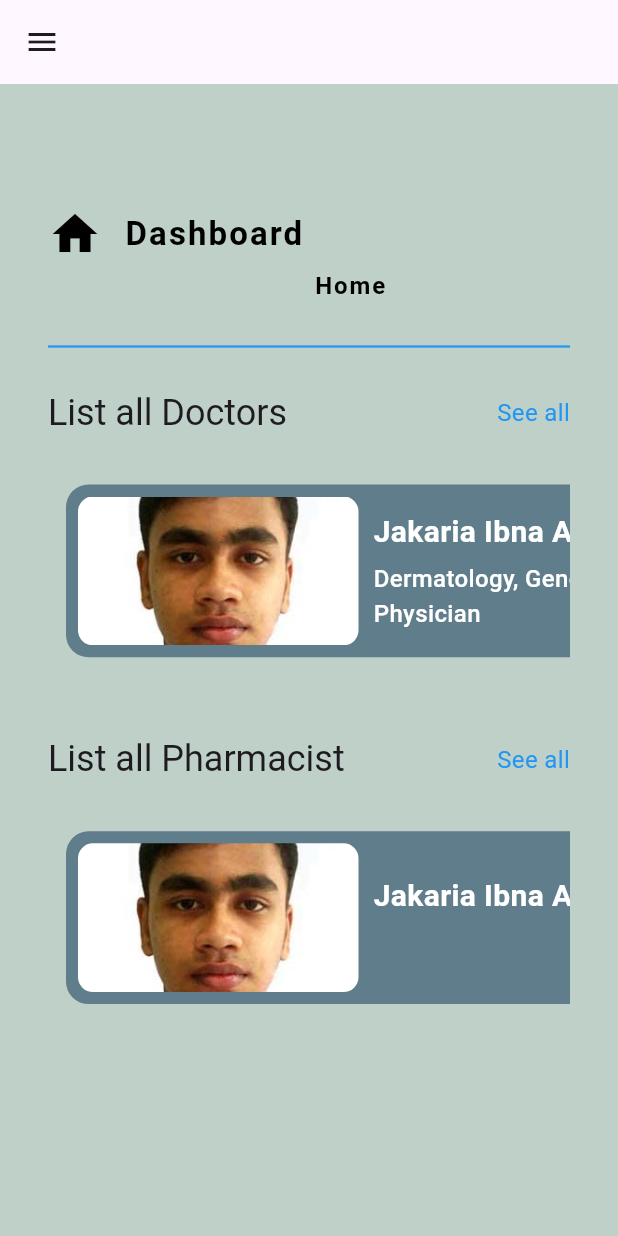
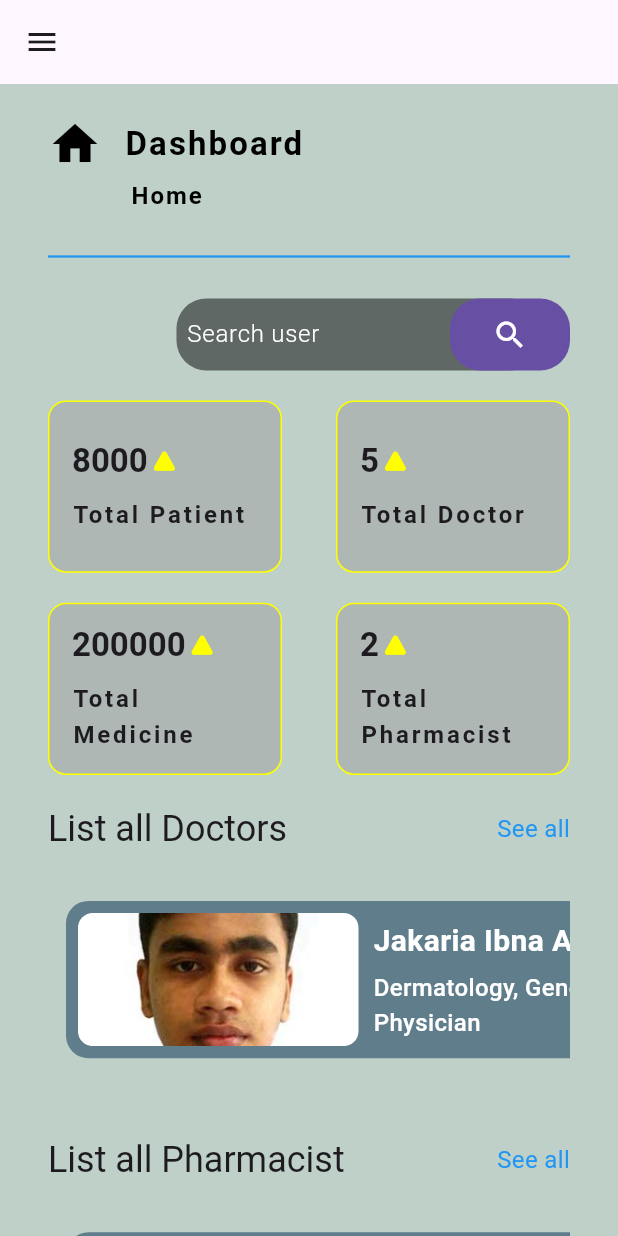
Before and after one commit to JakariaKhan-CSE/JUST-Medical-Center-Automation, a Flutter app: the AdminPage screen opened directly, on a phone screen of 412 x 824 dp. Run offline on Flutter 3.47's test engine with Material 3 defaults, Android fonts, the phone set to English and light mode, and no system bars; our stand-ins replace firebase_auth, firebase_core, get; accounts and stored records are empty.

Commit message:
admin screen updated added search feature and overview of total user.

```diff
--- a/lib/main.dart
+++ b/lib/main.dart
@@ -25,7 +25,7 @@ void main(){
   child: GetMaterialApp(
     debugShowCheckedModeBanner: false,
     theme: ThemeData.light(),
-    home: LabTechnicianScreen()
+    home: AdminPage()
   ),
   ),
 
--- a/lib/screen/Admin/dashBoard_page.dart
+++ b/lib/screen/Admin/dashBoard_page.dart
@@ -1,12 +1,18 @@
 import 'package:flutter/material.dart';
+import 'package:get/get.dart';
 import 'package:just_medical_center_automation/controller/adminController/adminController.dart';
 import 'package:just_medical_center_automation/data/doctorData.dart';
 import 'package:just_medical_center_automation/screen/admin/widget/admin/component/allDoctorList.dart';
 import 'package:just_medical_center_automation/screen/admin/widget/admin/component/doctorListText.dart';
+import 'package:just_medical_center_automation/screen/admin/widget/totalQuantityShow.dart';
+import 'package:just_medical_center_automation/screen/common/searchBarRoleWised.dart';
 import 'package:provider/provider.dart';
 
+
 class DashboardPage extends StatelessWidget {
-  const DashboardPage({super.key});
+  final width = Get.width;
+  final height = Get.height;
+  DashboardPage({super.key});
 
   @override
   Widget build(BuildContext context) {
@@ -16,44 +22,10 @@ class DashboardPage extends StatelessWidget {
       body: SingleChildScrollView(
         child: Container(
           padding: const EdgeInsets.all(12.0),
-          margin: EdgeInsets.only(left: 20, right: 20, top: 50, bottom: 20),
+          margin: EdgeInsets.only(left: 20, right: 20, top: 10, bottom: 20),
           child: Column(
             children: [
-              SizedBox(
-                height: 20,
-              ),
-              Row(
-                children: [
-                  Icon(
-                    Icons.home,
-                    size: 36,
-                    color: Colors.black,
-                  ),
-                  SizedBox(
-                    width: 15,
-                  ),
-                  Text(
-                    'Dashboard',
-                    style: Theme.of(context).textTheme.titleLarge!.copyWith(
-                        fontWeight: FontWeight.w700,
-                        color: Colors.black,
-                        letterSpacing: 1.4),
-                  )
-                ],
-              ),
-              SizedBox(
-                height: 5,
-              ),
-              Padding(
-                padding: const EdgeInsets.only(left: 55),
-                child: Text(
-                  'Home',
-                  style: Theme.of(context).textTheme.titleMedium!.copyWith(
-                      fontWeight: FontWeight.w600,
-                      color: Colors.black,
-                      letterSpacing: 1.3),
-                ),
-              ),
+              headerAdminDashboard(),
               SizedBox(
                 height: 20,
               ),
@@ -61,6 +33,19 @@ class DashboardPage extends StatelessWidget {
                 color: Colors.blue,
                 thickness: 1.5,
               ),
+              Align(
+                alignment: Alignment.topRight,
+                child: SearchBarRoleWise(hintText: "Search user",onTap: (){
+                  // admin search all user
+                },),
+              ),
+              SizedBox(
+                height: 20,
+              ),
+              TotalNumberAllElement(height: height, width: width,
+              doctor: 5,pharmacist: 2,medicine: 200000,patient: 8000,
+              ),
+
               SizedBox(
                 height: 20,
               ),
@@ -96,3 +81,50 @@ class DashboardPage extends StatelessWidget {
     );
   }
 }
+
+class headerAdminDashboard extends StatelessWidget {
+  const headerAdminDashboard({
+    super.key,
+  });
+
+  @override
+  Widget build(BuildContext context) {
+    return Column(
+      crossAxisAlignment: CrossAxisAlignment.start,
+      children: [
+        Row(
+          children: [
+            Icon(
+              Icons.home,
+              size: 36,
+              color: Colors.black,
+            ),
+            SizedBox(
+              width: 15,
+            ),
+            Text(
+              'Dashboard',
+              style: Theme.of(context).textTheme.titleLarge!.copyWith(
+                  fontWeight: FontWeight.w700,
+                  color: Colors.black,
+                  letterSpacing: 1.4),
+            )
+          ],
+        ),
+        SizedBox(
+          height: 5,
+        ),
+        Padding(
+          padding: const EdgeInsets.only(left: 55),
+          child: Text(
+            'Home',
+            style: Theme.of(context).textTheme.titleMedium!.copyWith(
+                fontWeight: FontWeight.w600,
+                color: Colors.black,
+                letterSpacing: 1.3),
+          ),
+        ),
+      ],
+    );
+  }
+}
--- /dev/null
+++ b/lib/screen/Admin/monthly_record.dart
@@ -0,0 +1,13 @@
+import 'package:flutter/material.dart';
+
+class MonthlyRecord extends StatelessWidget {
+  const MonthlyRecord({super.key});
+
+  @override
+  Widget build(BuildContext context) {
+    return Scaffold(
+      backgroundColor: Colors.blue,
+body: Center(child: Text('Monthly Record'),),
+    );
+  }
+}
--- a/lib/screen/Admin/sidebar.dart
+++ b/lib/screen/Admin/sidebar.dart
@@ -43,8 +43,13 @@ class SideBar extends StatelessWidget {
               Scaffold.of(context).closeDrawer();
             },),
             const SizedBox(height: 15,),
+            featureItem(featureName: "See Monthly Record",onTap: (){
+              _pageController.SetIndex(6);
+              Scaffold.of(context).closeDrawer();
+            },),
+            const SizedBox(height: 15,),
             featureItem(featureName: "Log Out",onTap: (){
-              _pageController.SetIndex(4);
+              _pageController.SetIndex(9);
               Scaffold.of(context).closeDrawer();
             },),
 
--- a/lib/screen/Admin/widget/admin/adminRightSideFeaturePage.dart
+++ b/lib/screen/Admin/widget/admin/adminRightSideFeaturePage.dart
@@ -3,6 +3,7 @@ import 'package:just_medical_center_automation/controller/adminController/adminC
 import 'package:just_medical_center_automation/screen/Admin/add_doctor_page.dart';
 import 'package:just_medical_center_automation/screen/Admin/add_pharmacist_page.dart';
 import 'package:just_medical_center_automation/screen/Admin/dashBoard_page.dart';
+import 'package:just_medical_center_automation/screen/admin/monthly_record.dart';
 import 'package:provider/provider.dart';
 
 import '../../../common/show_all_medicine_page.dart';
@@ -27,6 +28,8 @@ class Adminrightsidefeaturepage extends StatelessWidget {
       return Showalldoctorwithupdatedelte();
     else if(_pageController.current_index == 5)
       return ShowAllPharmacistUpdateDelete();
+    else if(_pageController.current_index == 6)
+      return MonthlyRecord();
     else
       return DashboardPage();
   }
--- a/lib/screen/Admin/widget/admin/component/allDoctorList.dart
+++ b/lib/screen/Admin/widget/admin/component/allDoctorList.dart
@@ -13,7 +13,7 @@ class allHorizontalList extends StatelessWidget {
   @override
   Widget build(BuildContext context) {
     return AspectRatio(
-      aspectRatio: Responsive.isDesktop(context) ? 3: 2.5,
+      aspectRatio: Responsive.isDesktop(context) ? 5: 2.7,
       child: SizedBox(
         // height: MediaQuery.of(context).size.height / 2.8,
         child: ListView.builder(
--- /dev/null
+++ b/lib/screen/Admin/widget/totalQuantityShow.dart
@@ -0,0 +1,71 @@
+import 'package:flutter/material.dart';
+
+import '../../pharmacist/widget/EachCardShow.dart';
+
+class TotalNumberAllElement extends StatelessWidget {
+  final int doctor;
+  final int pharmacist;
+  final int patient;
+  final int medicine;
+  const TotalNumberAllElement({
+    super.key,
+    required this.height,
+    required this.width, required this.doctor, required this.pharmacist, required this.patient, required this.medicine,
+  });
+
+  final double height;
+  final double width;
+
+  @override
+  Widget build(BuildContext context) {
+    return Row(
+      mainAxisAlignment: MainAxisAlignment.spaceBetween,
+      children: [
+        Column(
+          children: [
+            EachPartCard(
+              height: height,
+              width: width,
+              text: 'Total Patient',
+              number: patient.toString(),
+            ),
+            SizedBox(
+              height: 20,
+            ),
+            // total medicine of month
+
+            EachPartCard(
+              height: height,
+              width: width,
+              text: 'Total Medicine',
+              number: medicine.toString(),
+            ),
+          ],
+        ),
+        SizedBox(
+          height: 20,
+        ),
+        // total medicine of month
+        Column(
+          children: [
+            EachPartCard(
+              height: height,
+              width: width,
+              text: 'Total Doctor',
+              number: doctor.toString(),
+            ),
+            SizedBox(
+              height: 20,
+            ),
+            EachPartCard(
+              height: height,
+              width: width,
+              text: 'Total Pharmacist',
+              number: pharmacist.toString(),
+            ),
+          ],
+        )
+      ],
+    );
+  }
+}
--- a/lib/screen/pharmacist/widget/EachCardShow.dart
+++ b/lib/screen/pharmacist/widget/EachCardShow.dart
@@ -18,7 +18,7 @@ class EachPartCard extends StatelessWidget {
   @override
   Widget build(BuildContext context) {
     return Container(
-      height:Responsive.isDesktop(context)? height*0.16: (height/3.5)-50,
+      height:Responsive.isDesktop(context)? height*0.16: (height/5)-50,
       width:Responsive.isDesktop(context)? width*0.2 : (width/2)-50,
       decoration: BoxDecoration(
           borderRadius: BorderRadius.circular(12),
```
